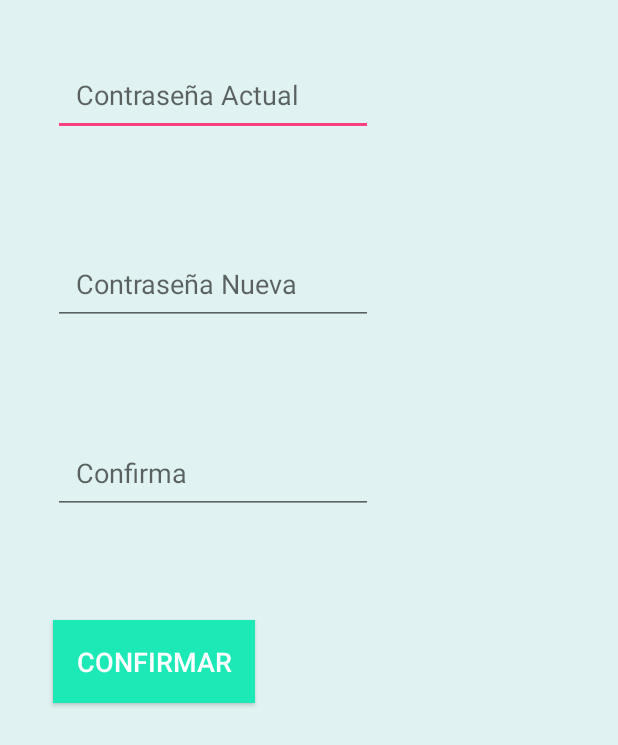
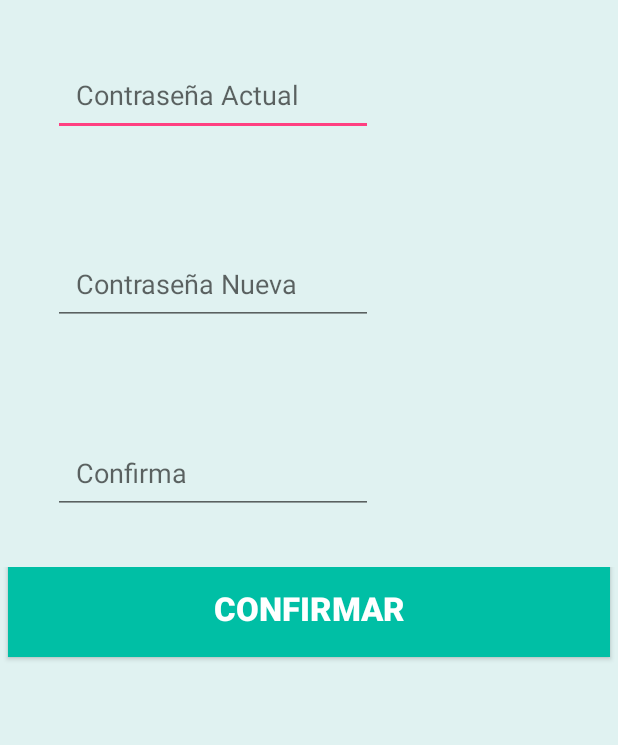
Before and after one commit to breakingRisk/TaxiSeguro, an Android app: the layout activity_password.xml on its own in the app's theme, with its tools: preview values and no code run, on a phone screen of 412 x 824 dp. Shown: the top 745 px of the screen. Run offline under Robolectric (Android 15) with nearby library versions, the phone set to English and light mode, and no system bars.

Commit message:
Agrege validaciones
Para password, modifica y botones estilizados

```diff
--- a/TaxiSeguro/app/src/main/res/layout/activity_password.xml
+++ b/TaxiSeguro/app/src/main/res/layout/activity_password.xml
@@ -24,7 +24,7 @@
                 android:layout_height="wrap_content"
                 android:inputType="textPassword"
                 android:ems="10"
-                android:id="@+id/editText5"
+                android:id="@+id/passwordV"
                 android:textSize="18dp"
                 android:padding="15sp"
                 android:layout_margin="35sp"
@@ -35,7 +35,7 @@
                 android:layout_height="wrap_content"
                 android:inputType="textPassword"
                 android:ems="10"
-                android:id="@+id/editText6"
+                android:id="@+id/passwordN"
                 android:textSize="18dp"
                 android:padding="15sp"
                 android:layout_margin="35sp"
@@ -46,7 +46,7 @@
                 android:layout_height="wrap_content"
                 android:inputType="textPassword"
                 android:ems="10"
-                android:id="@+id/editText7"
+                android:id="@+id/passwordR"
                 android:textSize="18dp"
                 android:padding="15sp"
                 android:layout_margin="35sp"
@@ -58,15 +58,20 @@
                 android:orientation="horizontal">
 
                 <Button
-                    android:layout_width="wrap_content"
+                    android:layout_width="fill_parent"
                     android:layout_height="wrap_content"
                     android:text="Confirmar"
-                    android:id="@+id/confirma"
-                    android:background="#1de9b6"
-                    android:textSize="18dp"
-                    android:padding="15sp"
-                    android:layout_margin="35sp"
-                    android:textColor="#ffffff" />
+                    android:id="@+id/confirmarC"
+                    android:layout_gravity="center_vertical"
+                    android:background="@color/b2"
+                    android:padding="18dp"
+                    android:textColor="#fff"
+                    android:textSize="22sp"
+                    android:layout_marginBottom="10dp"
+                    android:layout_marginLeft="5dp"
+                    android:layout_marginRight="5dp"
+                    android:textStyle="bold"/>
+
             </LinearLayout>
         </LinearLayout>
 
--- a/TaxiSeguro/app/src/main/res/layout/activity_perfil.xml
+++ b/TaxiSeguro/app/src/main/res/layout/activity_perfil.xml
@@ -81,7 +81,7 @@
                 android:text="Modificar Contraseña"
                 android:id="@+id/modificarC"
                 android:layout_gravity="center_vertical"
-                android:background="@color/b1"
+                android:background="@color/b2"
                 android:padding="18dp"
                 android:textColor="#fff"
                 android:textSize="22sp"
```
Also changed, not shown: TaxiSeguro/app/src/main/java/com/example/magdiel/taxiseguro/Modifica.java (+126 -1 lines), TaxiSeguro/app/src/main/java/com/example/magdiel/taxiseguro/Password.java (+108 -2 lines), TaxiSeguro/app/src/main/res/layout/activity_modifica.xml (+4 -4 lines).
